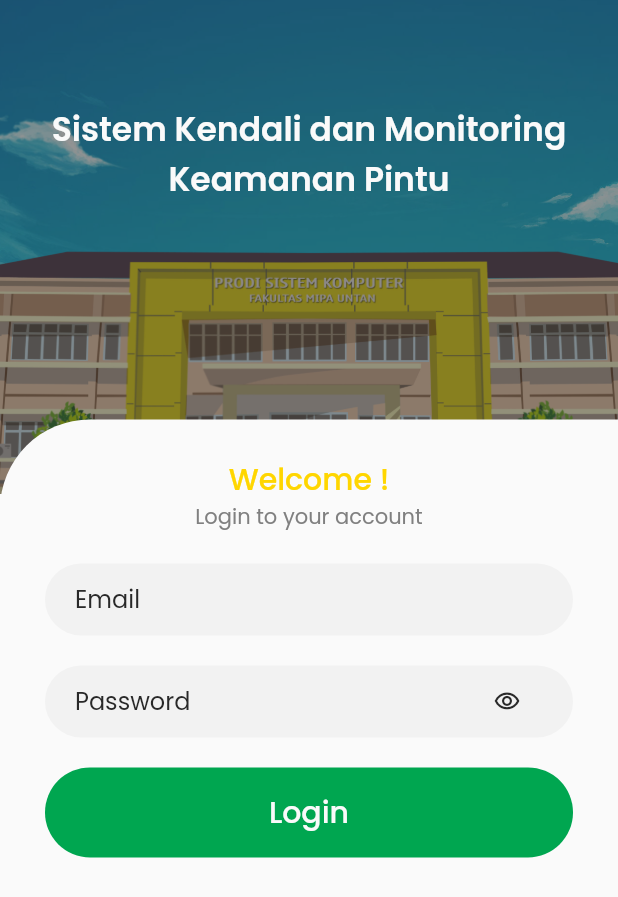
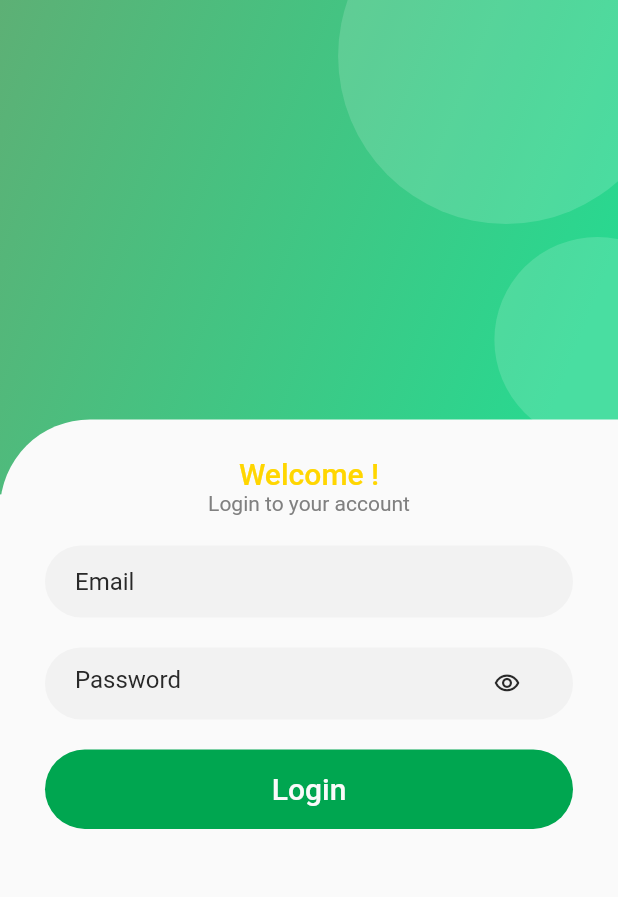
Before and after one commit to unknownunnamed/siskom-door, a Flutter app: the screen it shows after launch, on a phone screen of 412 x 824 dp. Shown: the top 897 px of the screen. Run offline on Flutter 3.47's test engine with Material 2 defaults, Android fonts, the phone set to English and light mode, and no system bars; our stand-ins replace firebase_auth, firebase_core, firebase_database, firebase_messaging, lottie; accounts and stored records are empty.

Commit message:
change: font

```diff
--- a/lib/config/custom_color.dart
+++ b/lib/config/custom_color.dart
@@ -10,3 +10,8 @@ class CustomColor {
   static final Color neutralGray = Color(0xff808080);
   static final Color neutralLightGray = Color(0xffF2F2F2);
 }
+
+class NewCustomColor {
+  static final Color firstGradientGreenColor = Color(0xff5DB075);
+  static final Color secondGradientGreenColor = Color(0xff29D890);
+}
--- a/lib/main.dart
+++ b/lib/main.dart
@@ -37,7 +37,7 @@ class MyApp extends StatelessWidget {
       debugShowCheckedModeBanner: false,
       theme: ThemeData(
         primarySwatch: Colors.blue,
-        fontFamily: "Poppins",
+        fontFamily: "Roboto",
       ),
       home: SplashScreen(),
     );
--- a/lib/ui/screens/kendali_pintu.dart
+++ b/lib/ui/screens/kendali_pintu.dart
@@ -3,10 +3,7 @@ import 'package:flutter/material.dart';
 import 'package:sisdoor/config/custom_color.dart';
 import 'package:sisdoor/services/pintu_services.dart';
 import 'package:sisdoor/ui/widgets/custom_appbar.dart';
-<<<<<<< HEAD
 // import 'package:sisdoor/ui/widgets/custom_error_modal.dart';
-=======
->>>>>>> 1bfdaa259ebbc568a92872001df22eef1b910e19
 import 'package:sisdoor/ui/widgets/custom_kendali_card.dart';
 
 class KendaliPintu extends StatefulWidget {
--- a/lib/ui/screens/login.dart
+++ b/lib/ui/screens/login.dart
@@ -17,7 +17,6 @@ class Login extends StatefulWidget {
 class _LoginState extends State<Login> {
   TextEditingController emailController = TextEditingController();
   TextEditingController passwordController = TextEditingController();
-  List<String> mapAccount = ["user", "admin"];
   String? dropdownValue;
   @override
   Widget build(BuildContext context) {
@@ -33,24 +32,37 @@ class _LoginState extends State<Login> {
                 height: MediaQuery.of(context).size.height / (5 / 2),
                 width: MediaQuery.of(context).size.width,
                 decoration: BoxDecoration(
-                    image: DecorationImage(
-                        colorFilter: ColorFilter.mode(
-                            CustomColor.neutralBlack.withOpacity(0.5),
-                            BlendMode.srcOver),
-                        image: AssetImage("assets/images/bg_apk.png"),
-                        fit: BoxFit.cover)),
+                    gradient: LinearGradient(
+                      begin: Alignment.topLeft,
+                      end: Alignment.centerRight,
+                      colors: [
+                  NewCustomColor.firstGradientGreenColor,
+                  NewCustomColor.secondGradientGreenColor
+                ])),
+                child: Stack(children: [
+                  Positioned(
+                    top: - (MediaQuery.of(context).size.width/1.84)/3,
+                    right: - (MediaQuery.of(context).size.width/1.84)/6,
                     child: Container(
-                  padding: EdgeInsets.symmetric(horizontal: 30, vertical: 70),
-                  width: MediaQuery.of(context).size.width,
-                  child: Text(
-                    "Sistem Kendali dan Monitoring Keamanan Pintu",
-                    textAlign: TextAlign.center,
-                    style: TextStyle(
-                        fontSize: 22,
-                        fontWeight: FontWeight.w600,
-                        color: CustomColor.neutralWhite),
+                    height: MediaQuery.of(context).size.width/1.84,
+                    width: MediaQuery.of(context).size.width/1.84,
+                    decoration: BoxDecoration(
+                      shape: BoxShape.circle,
+                      color: Colors.white.withOpacity(0.15)
                     ),
+                  )),
+                   Positioned(
+                    bottom: (MediaQuery.of(context).size.width/3) / 4,
+                    right: - (MediaQuery.of(context).size.width/3)/2.5,
+                    child: Container(
+                    height: MediaQuery.of(context).size.width/3,
+                    width: MediaQuery.of(context).size.width/3,
+                    decoration: BoxDecoration(
+                      shape: BoxShape.circle,
+                      color: Colors.white.withOpacity(0.15)
                     ),
+                  ))
+                ]),
               ),
               Column(children: [
                 SizedBox(
@@ -94,57 +106,14 @@ class _LoginState extends State<Login> {
                       ),
                       CustomPasswordForm(
                           controller: passwordController, label: "Password"),
-                      // Container(
-                      //   margin: EdgeInsets.only(bottom: 20),
-                      //   padding: EdgeInsets.only(left: 20, right: 30),
-                      //   decoration: BoxDecoration(
-                      //       color: CustomColor.neutralLightGray,
-                      //       borderRadius:
-                      //           BorderRadius.all(Radius.circular(100))),
-                      //   child: DropdownButton<String>(
-                      //     isExpanded: true,
-                      //     hint: Text(
-                      //       "Status Akun",
-                      //       style: TextStyle(
-                      //           color: CustomColor.neutralBlack,
-                      //           fontSize: 16,
-                      //           fontWeight: FontWeight.w400),
-                      //     ),
-                      //     underline: SizedBox(),
-                      //     value: dropdownValue,
-                      //     icon: Icon(
-                      //       Icons.arrow_drop_down,
-                      //       color: CustomColor.neutralBlack,
-                      //     ),
-                      //     elevation: 16,
-                      //     style: TextStyle(
-                      //         color: CustomColor.neutralBlack,
-                      //         fontSize: 16,
-                      //         fontWeight: FontWeight.w400),
-                      //     onChanged: (String? newValue) {
-                      //       setState(() {
-                      //         dropdownValue = newValue!;
-                      //       });
-                      //     },
-                      //     items: mapAccount
-                      //         .map<DropdownMenuItem<String>>((String value) {
-                      //       return DropdownMenuItem<String>(
-                      //         value: value,
-                      //         child: Text(value),
-                      //       );
-                      //     }).toList(),
-                      //   ),
-                      // ),
                       GestureDetector(
                         onTap: () {
                           AuthFirebase.signIn(
-                                    emailController.text,
-                                    passwordController.text)
+                                  emailController.text, passwordController.text)
                               .then((value) => Navigator.pushAndRemoveUntil(
                                   context,
                                   MaterialPageRoute(
-                                        builder: (context) =>
-                                           value == '1'
+                                      builder: (context) => value == '1'
                                           ? HomeAdmin()
                                           : HomeUser()),
                                   (route) => false))
```
Also changed, not shown: assets/fonts/roboto/Roboto-Black.ttf (added), assets/fonts/roboto/Roboto-BlackItalic.ttf (added), assets/fonts/roboto/Roboto-Bold.ttf (added), assets/fonts/roboto/Roboto-BoldItalic.ttf (added), assets/fonts/roboto/Roboto-Italic.ttf (added), assets/fonts/roboto/Roboto-Light.ttf (added), assets/fonts/roboto/Roboto-LightItalic.ttf (added), assets/fonts/roboto/Roboto-Medium.ttf (added), assets/fonts/roboto/Roboto-MediumItalic.ttf (added), assets/fonts/roboto/Roboto-Regular.ttf (added), assets/fonts/roboto/Roboto-Thin.ttf (added), assets/fonts/roboto/Roboto-ThinItalic.ttf (added). Lines whose indentation alone changed are shown as unchanged.
